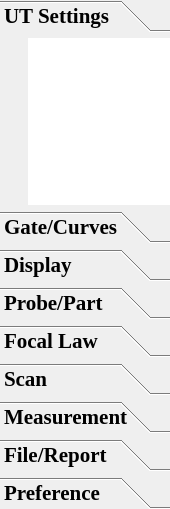
The window that ui/menuwidget/firstsecondmenuwidget.ui (15903016222/Voice) describes before a commit, drawn with Qt 5.
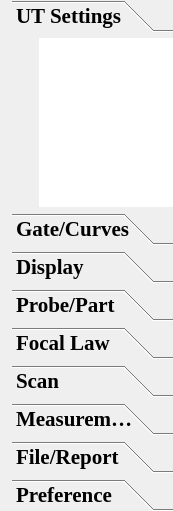
The same window after the commit. Icons and pictures are not drawn.

The edit to the form file:
```diff
--- a/ui/menuwidget/firstsecondmenuwidget.ui
+++ b/ui/menuwidget/firstsecondmenuwidget.ui
@@ -6,8 +6,8 @@
    <rect>
     <x>0</x>
     <y>0</y>
-    <width>170</width>
-    <height>509</height>
+    <width>173</width>
+    <height>511</height>
    </rect>
   </property>
   <property name="windowTitle">
@@ -40,12 +40,12 @@
      <property name="frameShadow">
       <enum>QFrame::Plain</enum>
      </property>
-     <layout class="QVBoxLayout" name="verticalLayout" stretch="100">
+     <layout class="QVBoxLayout" name="verticalLayout">
       <property name="spacing">
        <number>0</number>
       </property>
       <property name="leftMargin">
-       <number>0</number>
+       <number>12</number>
       </property>
       <property name="topMargin">
        <number>0</number>
@@ -94,8 +94,8 @@
           <rect>
            <x>0</x>
            <y>0</y>
-           <width>170</width>
-           <height>167</height>
+           <width>161</width>
+           <height>169</height>
           </rect>
          </property>
          <attribute name="label">
```
Left out of the diff: 16 changed lines with no effect on the pictures.
